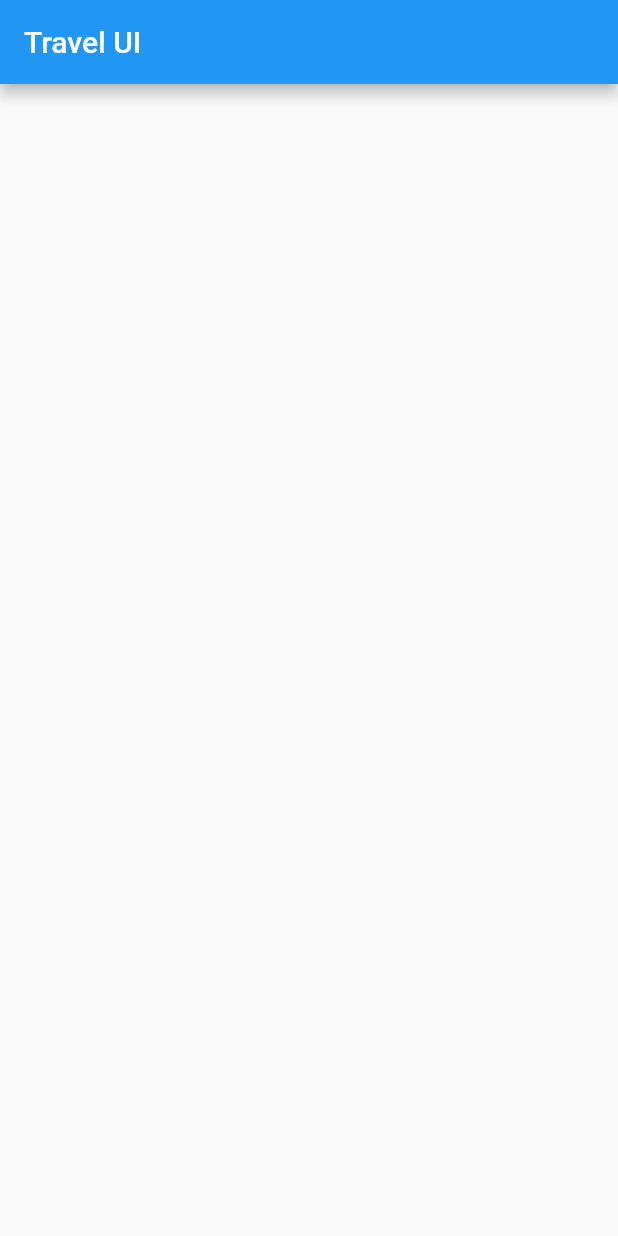
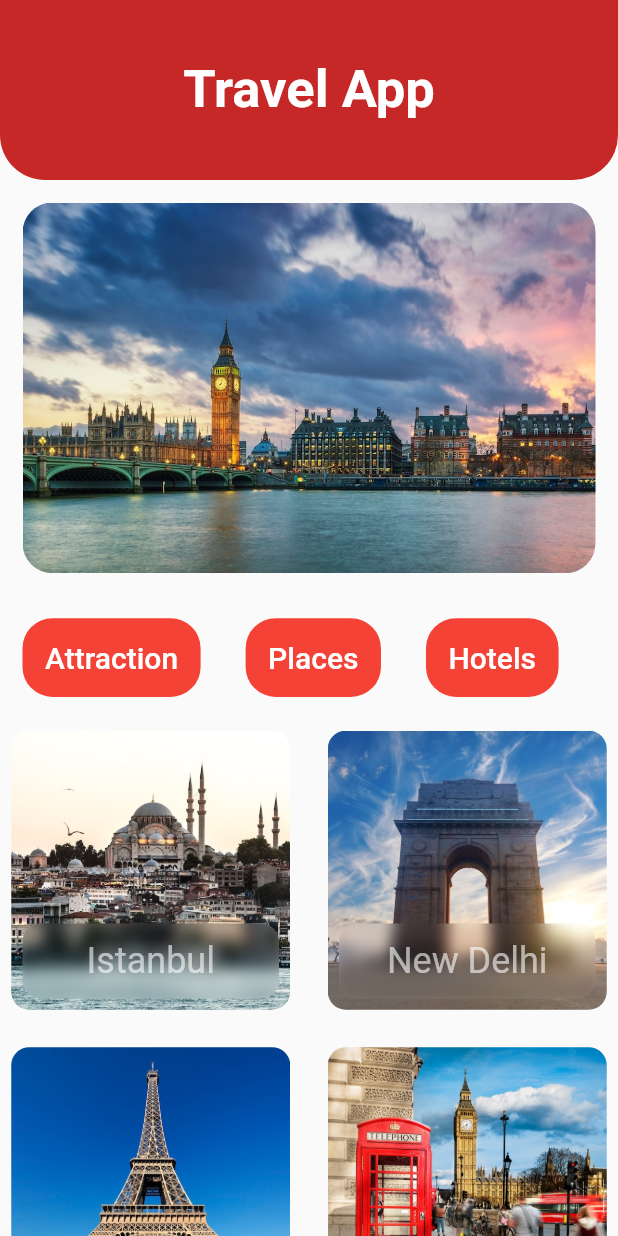
Before and after one commit to yamisagi/flutterdevcamp_travel_ui, a Flutter app: the screen it shows after launch, on a phone screen of 412 x 824 dp. Run offline on Flutter 3.47's test engine with Material 2 defaults, Android fonts, the phone set to English and light mode, and no system bars; drawn by our look-alikes of glass_kit.

Commit message:
UI done cleaned code

```diff
--- a/lib/main.dart
+++ b/lib/main.dart
@@ -1,5 +1,7 @@
 import 'package:flutter/material.dart';
 import 'package:flutterdevcamp_travel_ui/pages/home_page.dart';
+import 'package:flutterdevcamp_travel_ui/theme/theme.dart';
+import 'package:flutterdevcamp_travel_ui/utils/constant/constants.dart';
 
 void main() => runApp(
       const TravelAppUI(),
@@ -10,9 +12,11 @@ class TravelAppUI extends StatelessWidget {
 
   @override
   Widget build(BuildContext context) {
-    return const MaterialApp(
-      title: 'Material App',
-      home: HomePage(),
+    return MaterialApp(
+      debugShowCheckedModeBanner: false,
+      title: Constants.appName,
+      theme: ProductTheme.productTheme,
+      home: const HomePage(),
     );
   }
 }
--- a/lib/model/data_model.dart
+++ b/lib/model/data_model.dart
@@ -1,4 +1,9 @@
-class Data{
+class GridModel {
+  final String cityName;
+  final String imagePath;
 
-
+  GridModel({
+    required this.cityName,
+    required this.imagePath,
+  });
 }
--- a/lib/pages/home_page.dart
+++ b/lib/pages/home_page.dart
@@ -1,4 +1,7 @@
 import 'package:flutter/material.dart';
+import 'package:flutterdevcamp_travel_ui/utils/constant/constants.dart';
+import 'package:flutterdevcamp_travel_ui/utils/widgets/grid_component.dart';
+import 'package:flutterdevcamp_travel_ui/utils/widgets/welcome_container.dart';
 
 class HomePage extends StatelessWidget {
   const HomePage({Key? key}) : super(key: key);
@@ -7,16 +10,24 @@ class HomePage extends StatelessWidget {
   Widget build(BuildContext context) {
     return Scaffold(
       appBar: AppBar(
-        title: const Text('Travel UI'),
+        title: const Text(Constants.appName),
       ),
-      body: Column(
-        children: const [
-          // TODO: An Image Container
-
-          // TODO: A Scrollable Row
-
-          // TODO: A List of Destinations
-        ],
+      body: SingleChildScrollView(
+        physics: const BouncingScrollPhysics(),
+        child: Column(
+          children: [
+            const WelcomingContainer(),
+            SizedBox(
+              height: MediaQuery.of(context).size.height * 0.1,
+              child: ListView(
+                scrollDirection: Axis.horizontal,
+                physics: const NeverScrollableScrollPhysics(),
+                children: const [...Constants.componentList],
+              ),
+            ),
+            const GridComponent()
+          ],
+        ),
       ),
     );
   }
--- /dev/null
+++ b/lib/theme/theme.dart
@@ -0,0 +1,23 @@
+import 'package:flutter/material.dart';
+
+class ProductTheme {
+  static ThemeData productTheme = ThemeData.light().copyWith(
+    useMaterial3: true,
+    appBarTheme: AppBarTheme(
+      scrolledUnderElevation: 0,
+      shape: const RoundedRectangleBorder(
+        borderRadius: BorderRadius.vertical(
+          bottom: Radius.circular(30),
+        ),
+      ),
+      toolbarHeight: 120,
+      centerTitle: true,
+      backgroundColor: Colors.red.shade800,
+      titleTextStyle: const TextStyle(
+        color: Colors.white,
+        fontSize: 35,
+        fontWeight: FontWeight.bold,
+      ),
+    ),
+  );
+}
--- /dev/null
+++ b/lib/utils/constant/constants.dart
@@ -0,0 +1,39 @@
+import 'package:flutter/material.dart';
+import 'package:flutterdevcamp_travel_ui/model/data_model.dart';
+import 'package:flutterdevcamp_travel_ui/utils/widgets/row_component.dart';
+
+class Constants {
+  Constants._();
+//------------STRING CONSTANTS----------------
+  static const String appName = "Travel App";
+  static const String containerImagePath = "assets/container_pic.png";
+
+//------------PAD&MARGIN CONSTANTS----------------
+  static const cardMargin = EdgeInsets.all(15);
+  static const cardPadding = EdgeInsets.all(15);
+
+  // -------------RADIUS CONSTANTS----------------^
+  static final glassRadius = BorderRadius.circular(12);
+  static const welcomeContainerRadius = BorderRadius.all(Radius.circular(20));
+
+  // -------------COMPONENT LIST----------------
+  static const List<RowComponent> componentList = [
+    RowComponent(
+      name: 'Attraction',
+    ),
+    RowComponent(
+      name: 'Places',
+    ),
+    RowComponent(
+      name: 'Hotels',
+    ),
+  ];
+  static List<GridModel> cities = [
+    GridModel(cityName: 'Istanbul', imagePath: 'assets/cities/istanbul.png'),
+    GridModel(cityName: 'New Delhi', imagePath: 'assets/cities/new_delhi.png'),
+    GridModel(cityName: 'Paris', imagePath: 'assets/cities/paris.png'),
+    GridModel(cityName: 'London', imagePath: 'assets/cities/london.png'),
+    GridModel(cityName: 'New York', imagePath: 'assets/cities/new_york.png'),
+    GridModel(cityName: 'Moscow', imagePath: 'assets/cities/moscow.png'),
+  ];
+}
--- /dev/null
+++ b/lib/utils/widgets/grid_component.dart
@@ -0,0 +1,29 @@
+import 'package:flutter/material.dart';
+import 'package:flutterdevcamp_travel_ui/utils/constant/constants.dart';
+import 'package:flutterdevcamp_travel_ui/utils/widgets/small_container.dart';
+
+class GridComponent extends StatelessWidget {
+  const GridComponent({
+    Key? key,
+  }) : super(key: key);
+
+  @override
+  Widget build(BuildContext context) {
+    return GridView.builder(
+      // Should use same with SingleChildScrollView
+      physics: const BouncingScrollPhysics(),
+      shrinkWrap: true,
+      gridDelegate: const SliverGridDelegateWithFixedCrossAxisCount(
+        mainAxisSpacing: 10,
+        crossAxisSpacing: 10,
+        crossAxisCount: 2,
+        // childAspectRatio: 2,
+      ),
+      itemBuilder: (context, index) => SmallContainer(
+        imagePath: Constants.cities[index].imagePath,
+        title: Constants.cities[index].cityName,
+      ),
+      itemCount: Constants.cities.length,
+    );
+  }
+}
--- /dev/null
+++ b/lib/utils/widgets/row_component.dart
@@ -0,0 +1,31 @@
+import 'package:flutter/material.dart';
+import 'package:flutterdevcamp_travel_ui/utils/constant/constants.dart';
+
+class RowComponent extends StatelessWidget {
+  final String name;
+  const RowComponent({
+    Key? key,
+    required this.name,
+  }) : super(key: key);
+
+  @override
+  Widget build(BuildContext context) {
+    return Container(
+      margin: Constants.cardMargin,
+      padding: Constants.cardPadding,
+      decoration: BoxDecoration(
+        color: Colors.red,
+        borderRadius: BorderRadius.circular(20),
+      ),
+      child: Center(
+        child: Text(
+          name,
+          style: Theme.of(context)
+              .textTheme
+              .headline6
+              ?.copyWith(color: Colors.white),
+        ),
+      ),
+    );
+  }
+}
--- /dev/null
+++ b/lib/utils/widgets/small_container.dart
@@ -0,0 +1,55 @@
+import 'package:flutter/material.dart';
+import 'package:flutterdevcamp_travel_ui/utils/constant/constants.dart';
+import 'package:glass_kit/glass_kit.dart';
+
+class SmallContainer extends StatelessWidget {
+  final String imagePath;
+  final String title;
+  const SmallContainer({
+    Key? key,
+    required this.imagePath,
+    required this.title,
+  }) : super(key: key);
+
+  @override
+  Widget build(BuildContext context) {
+    return Stack(children: [
+      Container(
+        padding: Constants.cardPadding,
+        margin: Constants.cardMargin / 2,
+        width: double.infinity,
+        height: 300,
+        decoration: BoxDecoration(
+          borderRadius: Constants.glassRadius,
+          image: DecorationImage(
+            image: AssetImage(imagePath),
+            fit: BoxFit.cover,
+          ),
+        ),
+      ),
+      Positioned(
+        bottom: 0,
+        left: 0,
+        right: 0,
+        // I like GlassMorphism <
+        child: GlassContainer(
+          margin: Constants.cardMargin,
+          height: 50,
+          width: double.infinity,
+          color: Colors.transparent,
+          borderColor: Colors.transparent,
+          blur: 5,
+          borderRadius: Constants.glassRadius,
+          child: Center(
+            child: Text(
+              title,
+              style: Theme.of(context).textTheme.headline5?.copyWith(
+                    color: Colors.white60,
+                  ),
+            ),
+          ),
+        ),
+      ),
+    ]);
+  }
+}
--- /dev/null
+++ b/lib/utils/widgets/welcome_container.dart
@@ -0,0 +1,25 @@
+import 'package:flutter/material.dart';
+import 'package:flutterdevcamp_travel_ui/utils/constant/constants.dart';
+
+class WelcomingContainer extends StatelessWidget {
+  const WelcomingContainer({
+    Key? key,
+  }) : super(key: key);
+
+  @override
+  Widget build(BuildContext context) {
+    return Container(
+      margin: Constants.cardMargin,
+      width: MediaQuery.of(context).size.width,
+      height: MediaQuery.of(context).size.height * 0.3,
+      clipBehavior: Clip.antiAlias,
+      decoration: const BoxDecoration(
+        borderRadius: Constants.welcomeContainerRadius,
+        image: DecorationImage(
+          image: AssetImage(Constants.containerImagePath),
+          fit: BoxFit.cover,
+        ),
+      ),
+    );
+  }
+}
```
Also changed, not shown: pubspec.yaml (+4 -37 lines), assets/cities/istanbul.png (added), assets/cities/london.png (added), assets/cities/moscow.png (added), assets/cities/new_delhi.png (added), assets/cities/new_york.png (added), assets/cities/paris.png (added), assets/container_pic.png (added), pubspec.lock.
